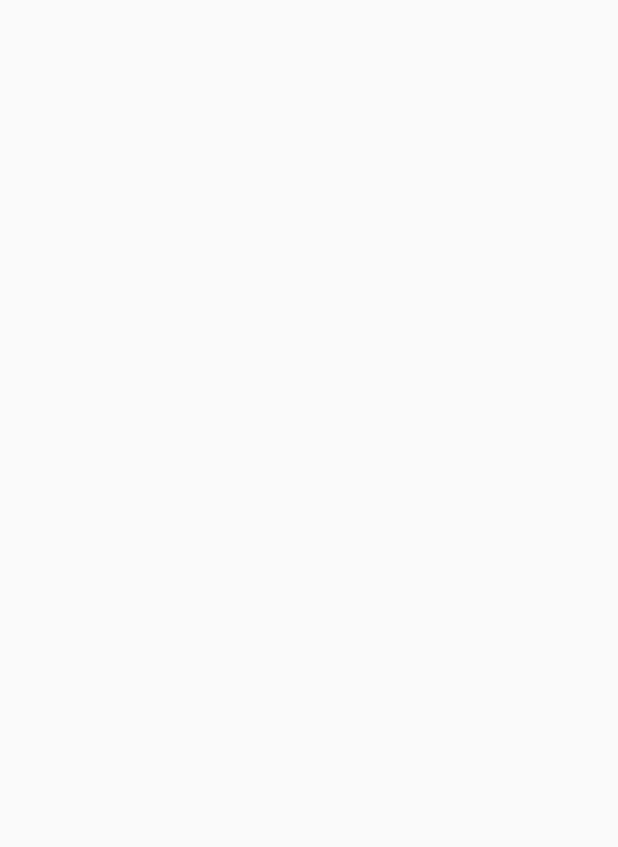
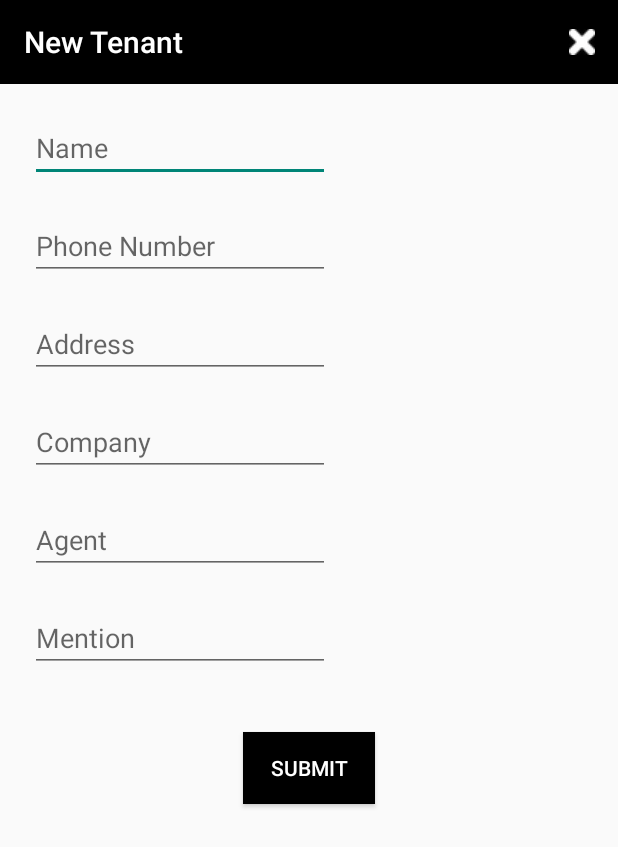
Before and after one commit to jisu9406/TenantManager, an Android app: the SignupActivity screen opened directly, with no data from a screen before it, on a phone screen of 412 x 824 dp. Before the commit the part shown is empty. Shown: the top 847 px of the screen. Run offline under Robolectric (Android 15) with nearby library versions, the phone set to English and light mode, and no system bars.

Commit message:
SignupActivity에 툴바추가, edittext return버튼을 완료버튼으로 변경

```diff
--- a/app/src/main/java/com/jisu/tenantmanager/MainActivity.java
+++ b/app/src/main/java/com/jisu/tenantmanager/MainActivity.java
@@ -28,6 +28,7 @@ public class MainActivity extends AppCompatActivity {
         super.onCreate(savedInstanceState);
         setContentView(R.layout.activity_main);
 
+        mToolbar = findViewById(R.id.main_toolbar);
         toolbarStyle();
     }
 
@@ -53,8 +54,7 @@ public class MainActivity extends AppCompatActivity {
     }
 
     private void toolbarStyle() {
-        mToolbar = findViewById(R.id.tool_bar);
-        mToolbar.setTitle(R.string.toolbar_title);
+        mToolbar.setTitle(R.string.app_name);
         mToolbar.setTitleTextColor(getResources().getColor(R.color.White));
         setSupportActionBar(mToolbar);
     }
--- a/app/src/main/java/com/jisu/tenantmanager/SignupActivity.java
+++ b/app/src/main/java/com/jisu/tenantmanager/SignupActivity.java
@@ -1,14 +1,31 @@
 package com.jisu.tenantmanager;
 
 import androidx.appcompat.app.AppCompatActivity;
-
+import androidx.appcompat.widget.Toolbar;
 import android.os.Bundle;
+import android.view.Menu;
+import android.widget.Button;
 
 public class SignupActivity extends AppCompatActivity {
 
+    Toolbar mToolbar;
+    Button mSubmitButton;
     @Override
     protected void onCreate(Bundle savedInstanceState) {
         super.onCreate(savedInstanceState);
         setContentView(R.layout.activity_signup);
+
+        mToolbar= findViewById(R.id.signup_toolbar);
+        mToolbar.setTitle(R.string.signup_toolbar_title);
+        mToolbar.setTitleTextColor(getResources().getColor(R.color.White));
+        setSupportActionBar(mToolbar);
     }
+
+    @Override
+    public boolean onCreateOptionsMenu(Menu menu) {
+        getMenuInflater().inflate(R.menu.signupbar, menu) ;
+        return true ;
+    }
+
+
 }
--- a/app/src/main/res/layout/activity_main.xml
+++ b/app/src/main/res/layout/activity_main.xml
@@ -8,10 +8,11 @@
     android:orientation="vertical">
 
     <androidx.appcompat.widget.Toolbar
-        android:id="@+id/tool_bar"
+        android:id="@+id/main_toolbar"
         android:layout_width="match_parent"
         android:layout_height="?attr/actionBarSize"
-        android:background="@color/Black">
+        android:background="@color/Black"
+        android:layout_gravity="top">
     </androidx.appcompat.widget.Toolbar>
 
     <TextView
--- a/app/src/main/res/layout/activity_signup.xml
+++ b/app/src/main/res/layout/activity_signup.xml
@@ -1,9 +1,83 @@
 <?xml version="1.0" encoding="utf-8"?>
-<androidx.constraintlayout.widget.ConstraintLayout xmlns:android="http://schemas.android.com/apk/res/android"
+<LinearLayout xmlns:android="http://schemas.android.com/apk/res/android"
     xmlns:app="http://schemas.android.com/apk/res-auto"
     xmlns:tools="http://schemas.android.com/tools"
     android:layout_width="match_parent"
     android:layout_height="match_parent"
-    tools:context=".SignupActivity">
+    tools:context=".SignupActivity"
+    android:orientation="vertical">
 
-</androidx.constraintlayout.widget.ConstraintLayout>
+    <androidx.appcompat.widget.Toolbar
+        android:id="@+id/signup_toolbar"
+        android:layout_width="match_parent"
+        android:layout_height="?attr/actionBarSize"
+        android:background="@color/Black"
+        android:layout_gravity="top">
+    </androidx.appcompat.widget.Toolbar>
+
+    <EditText
+        android:id="@+id/name_edittext"
+        android:layout_width="200dp"
+        android:layout_height="wrap_content"
+        android:layout_marginLeft="20dp"
+        android:layout_marginTop="20dp"
+        android:inputType="text"
+        android:imeOptions="actionDone"
+        android:hint="@string/adduser_name"/>
+    <EditText
+        android:id="@+id/phonenumber_edittext"
+        android:layout_width="200dp"
+        android:layout_height="wrap_content"
+        android:layout_marginLeft="20dp"
+        android:layout_marginTop="20dp"
+        android:inputType="text"
+        android:imeOptions="actionDone"
+        android:hint="@string/adduser_phonenumber"/>
+    <EditText
+        android:id="@+id/address_edittext"
+        android:layout_width="200dp"
+        android:layout_height="wrap_content"
+        android:layout_marginLeft="20dp"
+        android:layout_marginTop="20dp"
+        android:inputType="text"
+        android:imeOptions="actionDone"
+        android:hint="@string/adduser_address"/>
+    <EditText
+        android:id="@+id/company_edittext"
+        android:layout_width="200dp"
+        android:layout_height="wrap_content"
+        android:layout_marginLeft="20dp"
+        android:layout_marginTop="20dp"
+        android:inputType="text"
+        android:imeOptions="actionDone"
+        android:hint="Company"/>
+    <EditText
+        android:id="@+id/agent_edittext"
+        android:layout_width="200dp"
+        android:layout_height="wrap_content"
+        android:layout_marginLeft="20dp"
+        android:layout_marginTop="20dp"
+        android:inputType="text"
+        android:imeOptions="actionDone"
+        android:hint="Agent" />
+    <EditText
+        android:id="@+id/mention_edittext"
+        android:layout_width="200dp"
+        android:layout_height="wrap_content"
+        android:layout_marginLeft="20dp"
+        android:layout_marginTop="20dp"
+        android:inputType="text"
+        android:imeOptions="actionDone"
+        android:hint="Mention"/>
+
+    <Button
+        android:id="@+id/submit_button"
+        android:layout_width="wrap_content"
+        android:layout_height="wrap_content"
+        android:layout_gravity="center"
+        android:layout_marginTop="40dp"
+        android:text="Submit"
+        android:textColor="@color/White"
+        android:background="@color/Black"/>
+
+</LinearLayout>
--- a/app/src/main/res/layout/fragment_login.xml
+++ b/app/src/main/res/layout/fragment_login.xml
@@ -39,10 +39,12 @@
         android:layout_width="200dp"
         android:layout_height="wrap_content"
         android:layout_marginBottom="20dp"
+        android:inputType="text"
         app:layout_constraintBottom_toTopOf="@+id/pwd_textview"
         app:layout_constraintEnd_toEndOf="parent"
         app:layout_constraintHorizontal_bias="0.0"
-        app:layout_constraintStart_toEndOf="@+id/id_textview" />
+        app:layout_constraintStart_toEndOf="@+id/id_textview"
+        android:imeOptions="actionDone"/>
 
     <EditText
         android:id="@+id/pwd_edittext"
@@ -53,7 +55,8 @@
         app:layout_constraintEnd_toEndOf="@+id/id_edittext"
         app:layout_constraintHorizontal_bias="0.0"
         app:layout_constraintStart_toStartOf="@+id/id_edittext"
-        app:layout_constraintTop_toBottomOf="@+id/id_edittext" />
+        app:layout_constraintTop_toBottomOf="@+id/id_edittext"
+        android:imeOptions="actionDone"/>
 
     <Button
         android:id="@+id/login_button"
--- /dev/null
+++ b/app/src/main/res/menu/signupbar.xml
@@ -0,0 +1,10 @@
+<?xml version="1.0" encoding="utf-8"?>
+<menu xmlns:android="http://schemas.android.com/apk/res/android"
+    xmlns:app="http://schemas.android.com/apk/res-auto">
+
+    <item
+        android:id="@+id/action_cancel"
+        android:icon="@drawable/cancel_icon"
+        android:title="Cancel"
+        app:showAsAction="always"/>
+</menu>
--- a/app/src/main/res/values/strings.xml
+++ b/app/src/main/res/values/strings.xml
@@ -1,11 +1,14 @@
 <resources>
     <string name="app_name">TenantManager</string>
     <string name="app_name_kor">입주자 관리 앱</string>
-    <string name="toolbar_title">세입자 관리</string>
-    <string name="nouser_message">등록된 고객이 없습니다.</string>
-    <string name="adduser_dialog_title">세입자 추가</string>
-    <string name="adduser_dialog_message">새로운 세입자를 추가하시겠습니까?</string>
+    <string name="signup_toolbar_title">New Tenant</string>
+    <string name="nouser_message">등록된 입주자가 없습니다.</string>
+    <string name="adduser_dialog_title">입주자 추가</string>
+    <string name="adduser_dialog_message">새로운 입주자를 추가하시겠습니까?</string>
+    <string name="adduser_name">Name</string>
+    <string name="adduser_phonenumber">Phone Number</string>
+    <string name="adduser_address">Address</string>
     <string name="dialog_possitive_btn">확인</string>
     <string name="dialog_negative_btn">취소</string>
-    <string name="sortuser_dialog_title">세입자 분류</string>
+    <string name="sortuser_dialog_title">입주자 분류</string>
 </resources>
```
Also changed, not shown: app/src/main/res/drawable/cancel_icon.png (added).
